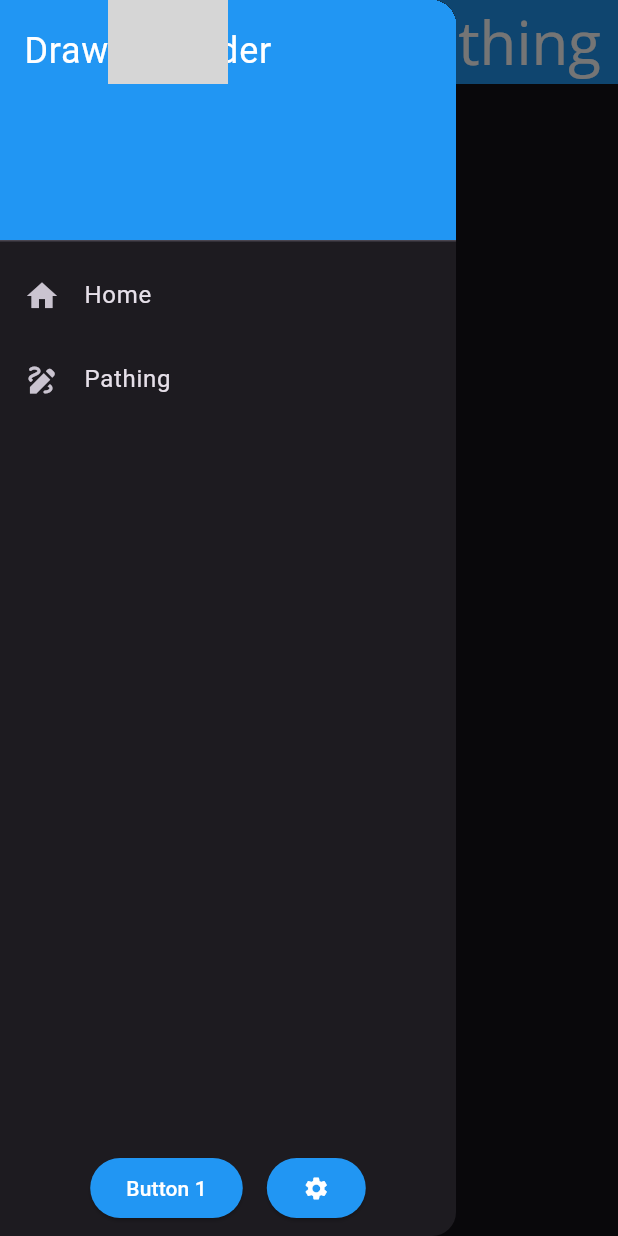
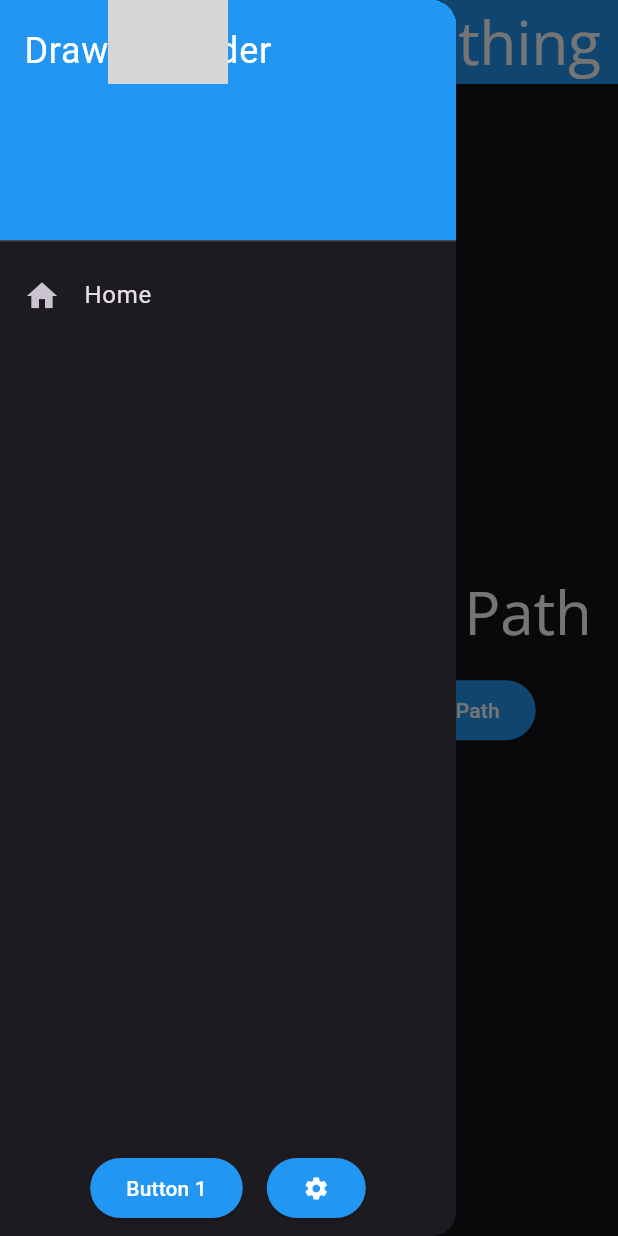
Before and after one commit to HighlandersFRC/2024-Pathing-Tool, a Flutter app: the screen it shows after launch, with the side drawer open, on a phone screen of 412 x 824 dp. Run offline on Flutter 3.47's test engine with Material 3 defaults, Android fonts, the light colour scheme and no system bars; our stand-ins replace file_picker, fl_chart, flutter_colorpicker; missing offline and left inert: flutter_image_converter, matrices; network calls fail; grey boxes are pictures that could not be loaded.

Commit message:
changed file names, changed output file templates, added routes to the path page from home.

```diff
--- a/pathing_tool/lib/Pages/HomePage.dart
+++ /dev/null
@@ -1,19 +0,0 @@
-import 'package:flutter/material.dart';
-import 'package:pathing_tool/Widgets/custom_app_bar.dart';
-
-import '../Widgets/app_drawer.dart';
-
-class HomePage extends StatelessWidget {
-  @override
-  Widget build(BuildContext context) {
-    final theme = Theme.of(context);
-    return Scaffold(
-      appBar: CustomAppBar(),
-      drawer: AppDrawer(),
-      body: Text(
-        "Home",
-        style: theme.textTheme.titleLarge,
-      ),
-    );
-  }
-}
--- /dev/null
+++ b/pathing_tool/lib/Pages/home_page.dart
@@ -0,0 +1,88 @@
+import 'dart:io';
+
+import 'package:file_picker/file_picker.dart';
+import 'package:flutter/material.dart';
+import 'package:pathing_tool/Pages/pathing_page.dart';
+import 'package:pathing_tool/Widgets/custom_app_bar.dart';
+
+import '../Widgets/app_drawer.dart';
+
+class HomePage extends StatelessWidget {
+  const HomePage({super.key});
+
+  void _newPath(BuildContext context) {
+    Navigator.push(
+        context,
+        MaterialPageRoute(
+            builder: (BuildContext context) => const PathingPage([], "")));
+  }
+
+  void _loadPath(BuildContext context) async {
+    // Allow the user to pick a file
+    FilePickerResult? result = await FilePicker.platform.pickFiles(
+      type: FileType.custom,
+      allowedExtensions: ['polarpath'],
+    );
+
+    if (result != null && result.files.single.path != null) {
+      String path = result.files.single.path!;
+      File pathFile = File(path);
+      Navigator.push(
+          context,
+          MaterialPageRoute(
+              builder: (BuildContext context) =>
+                  PathingPage.fromFile(pathFile)));
+    }
+  }
+
+  @override
+  Widget build(BuildContext context) {
+    final theme = Theme.of(context);
+    return Scaffold(
+      appBar: const CustomAppBar(),
+      drawer: const AppDrawer(),
+      body: Padding(
+        padding: const EdgeInsets.all(16.0),
+        child: Column(
+          mainAxisAlignment: MainAxisAlignment.center,
+          children: [
+            Row(
+              children: [
+                Expanded(
+                  child: Column(
+                    children: [
+                      Text(
+                        'New Path',
+                        style: theme.textTheme.titleLarge,
+                      ),
+                      const SizedBox(height: 16.0),
+                      ElevatedButton(
+                        onPressed: () => _newPath(context),
+                        child: const Text('Create New Path'),
+                      ),
+                    ],
+                  ),
+                ),
+                Expanded(
+                  child: Column(
+                    children: [
+                      Text(
+                        'Load Path',
+                        style: theme.textTheme.titleLarge,
+                      ),
+                      const SizedBox(height: 16.0),
+                      ElevatedButton(
+                        onPressed: () => _loadPath(context),
+                        child: const Text('Load Path'),
+                      ),
+                    ],
+                  ),
+                ),
+              ],
+            ),
+          ],
+        ),
+      ),
+    );
+  }
+}
--- a/pathing_tool/lib/Widgets/app_drawer.dart
+++ b/pathing_tool/lib/Widgets/app_drawer.dart
@@ -32,14 +32,6 @@ class AppDrawer extends StatelessWidget {
                     Navigator.pushNamed(context, '/home');
                   },
                 ),
-                ListTile(
-                  title: const Text('Pathing'),
-                  leading: const Icon(Icons.draw),
-                  onTap: () {
-                    Navigator.pushNamed(context, '/pathing');
-                  },
-                ),
-                // Add more ListTiles as needed
               ],
             ),
           ),
--- a/pathing_tool/lib/main.dart
+++ b/pathing_tool/lib/main.dart
@@ -2,8 +2,8 @@ import 'package:flutter/material.dart';
 import 'package:pathing_tool/Utils/Providers/image_data_provider.dart';
 import 'package:pathing_tool/Utils/Providers/robot_config_provider.dart';
 import 'package:provider/provider.dart';
-import 'Pages/HomePage.dart';
-import 'Pages/PathingPage.dart';
+import 'Pages/home_page.dart';
+import 'Pages/pathing_page.dart';
 import 'Theme/theme_notifier.dart';
 
 void main() {
@@ -31,7 +31,6 @@ class MainApp extends StatelessWidget {
           theme: themeNotifier.themeData,
           routes: {
             '/home': (context) => HomePage(),
-            '/pathing': (context) => PathingPage(),
           },
         );
       }
```
Also changed, not shown: pathing_tool/lib/Pages/PathingPage.dart (deleted, +0 -15 lines), pathing_tool/lib/Pages/pathing_page.dart (added, +44 -0 lines), pathing_tool/lib/Widgets/path_editor.dart (renamed from pathing_tool/lib/Widgets/spline_chart.dart, +61 -29 lines), 3 other files.
